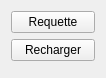
First picture: the form in sources/qetgraphicsitem/ViewItem/ui/nomenclaturemodelpropertieswidget.ui, repository qelectrotech/qelectrotech-source-mirror, before the edit.
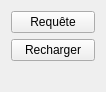
Second picture: the form after the edit. Icons and pictures are not drawn.

Patch:
```diff
--- a/sources/qetgraphicsitem/ViewItem/ui/nomenclaturemodelpropertieswidget.ui
+++ b/sources/qetgraphicsitem/ViewItem/ui/nomenclaturemodelpropertieswidget.ui
@@ -7,7 +7,7 @@
     <x>0</x>
     <y>0</y>
     <width>106</width>
-    <height>78</height>
+    <height>92</height>
    </rect>
   </property>
   <property name="windowTitle">
@@ -17,7 +17,7 @@
    <item>
     <widget class="QPushButton" name="m_edit_query_pb">
      <property name="text">
-      <string>Requette</string>
+      <string>Requête</string>
      </property>
      <property name="icon">
       <iconset resource="../../../../qelectrotech.qrc">
```
